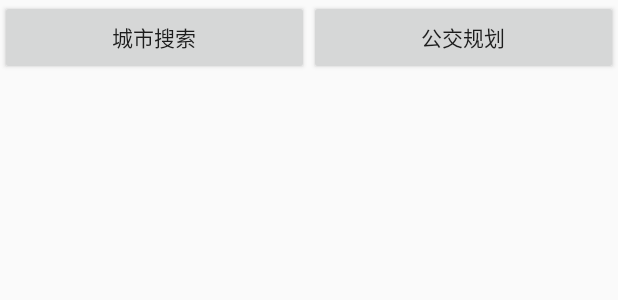
After one commit to lgj123456/AD0313baidumap, an Android app: the layout title.xml on its own in the app's theme, with its tools: preview values and no code run, on a phone screen of 412 x 824 dp. The commit adds this screen. Shown: the top 300 px of the screen. Run offline under Robolectric (Android 15) with nearby library versions, the phone set to English and light mode, and no system bars.

Commit message:
公交规划

```diff
--- /dev/null
+++ b/app/src/main/res/layout/title.xml
@@ -0,0 +1,133 @@
+<?xml version="1.0" encoding="utf-8"?>
+<LinearLayout xmlns:android="http://schemas.android.com/apk/res/android"
+              android:orientation="vertical"
+              android:layout_width="match_parent"
+              android:layout_height="wrap_content">
+
+    <LinearLayout
+        android:layout_width="match_parent"
+        android:layout_height="50dp"
+        android:orientation="horizontal"
+
+        >
+
+        <Button
+            android:layout_width="0dp"
+            android:layout_weight="1"
+            android:layout_height="50dp"
+            android:id="@+id/btn_city_search"
+            android:text="城市搜索"
+            />
+
+
+
+        <Button
+            android:layout_width="0dp"
+            android:layout_weight="1"
+            android:layout_height="50dp"
+            android:id="@+id/btn_routePlanSearch"
+            android:text="公交规划"
+            />
+
+    </LinearLayout>
+
+    <LinearLayout
+        android:layout_width="match_parent"
+        android:layout_height="50dp"
+        android:orientation="horizontal"
+        android:id="@+id/linearLayout_city"
+        android:visibility="gone"
+        >
+        <EditText
+            android:layout_width="0dp"
+            android:layout_weight="1"
+            android:layout_height="50dp"
+            android:hint="城市"
+            android:id="@+id/edt_city"
+            />
+
+        <EditText
+            android:layout_width="0dp"
+            android:layout_weight="1"
+            android:layout_height="50dp"
+            android:hint="关键字"
+            android:id="@+id/edr_keyboard"
+            />
+
+        <Button
+            android:layout_width="0dp"
+            android:layout_weight="1"
+            android:layout_height="50dp"
+            android:id="@+id/btn_search"
+            android:text="搜索"
+            />
+
+    </LinearLayout>
+
+
+
+
+
+
+
+
+
+    <LinearLayout
+        android:layout_width="match_parent"
+        android:layout_height="50dp"
+        android:orientation="horizontal"
+        android:visibility="gone"
+        android:id="@+id/linearLayout_routePlan"
+        >
+
+        <EditText
+            android:layout_width="0dp"
+            android:layout_weight="1"
+            android:layout_height="50dp"
+            android:hint="起点城市"
+            android:id="@+id/edt_begin_city"
+            />
+
+        <EditText
+            android:layout_width="0dp"
+            android:layout_weight="1"
+            android:layout_height="50dp"
+            android:hint="起点"
+            android:id="@+id/edt_starting_point"
+            />
+
+
+        <EditText
+            android:layout_width="0dp"
+            android:layout_weight="1"
+            android:layout_height="50dp"
+            android:hint="终点城市"
+            android:id="@+id/edt_end_city"
+            />
+
+
+        <EditText
+            android:layout_width="0dp"
+            android:layout_weight="1"
+            android:layout_height="50dp"
+            android:hint="终点"
+            android:id="@+id/edt_destination"
+            />
+
+        <Button
+            android:layout_width="0dp"
+            android:layout_weight="1"
+            android:layout_height="50dp"
+            android:id="@+id/btn_search3"
+            android:text="搜索"
+            />
+
+    </LinearLayout>
+
+    <TextView
+        android:layout_width="match_parent"
+        android:layout_height="wrap_content"
+        android:id="@+id/tv_content"
+        />
+
+</LinearLayout>
```
Also changed, not shown: app/src/main/AndroidManifest.xml (+30 -24 lines), app/src/main/java/com/example/yhdj/ad0313baidumap/MainActivity.java (+102 -47 lines), app/src/main/java/com/example/yhdj/ad0313baidumap/SearchActivity.java (added, +207 -0 lines), app/src/main/res/layout/activity_main.xml (+7 -29 lines), app/src/main/res/layout/activity_search.xml (added, +14 -0 lines).
